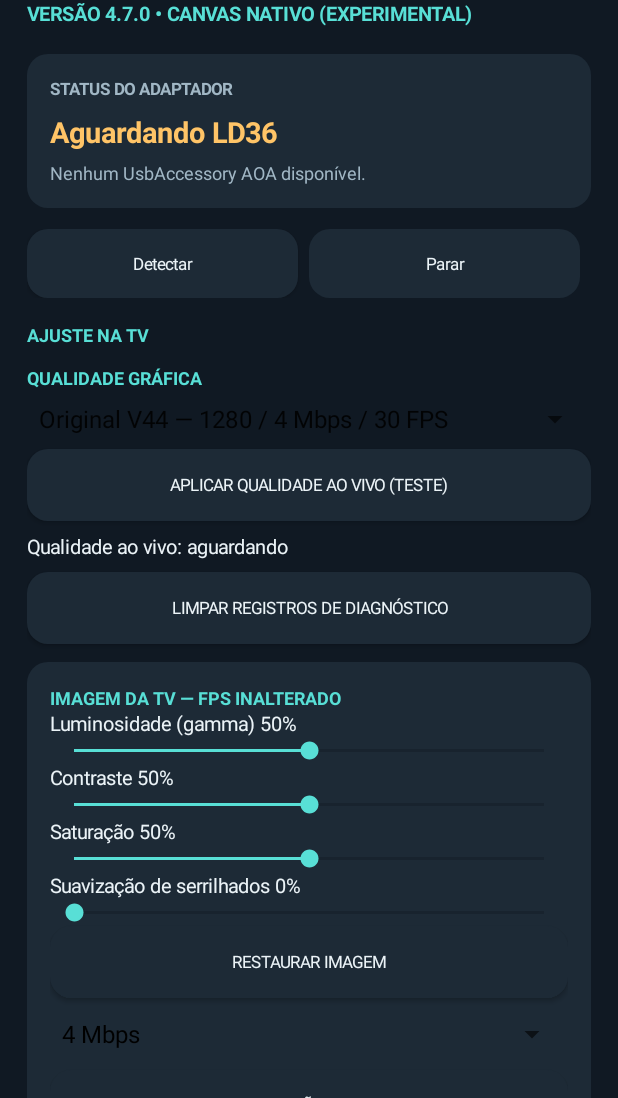
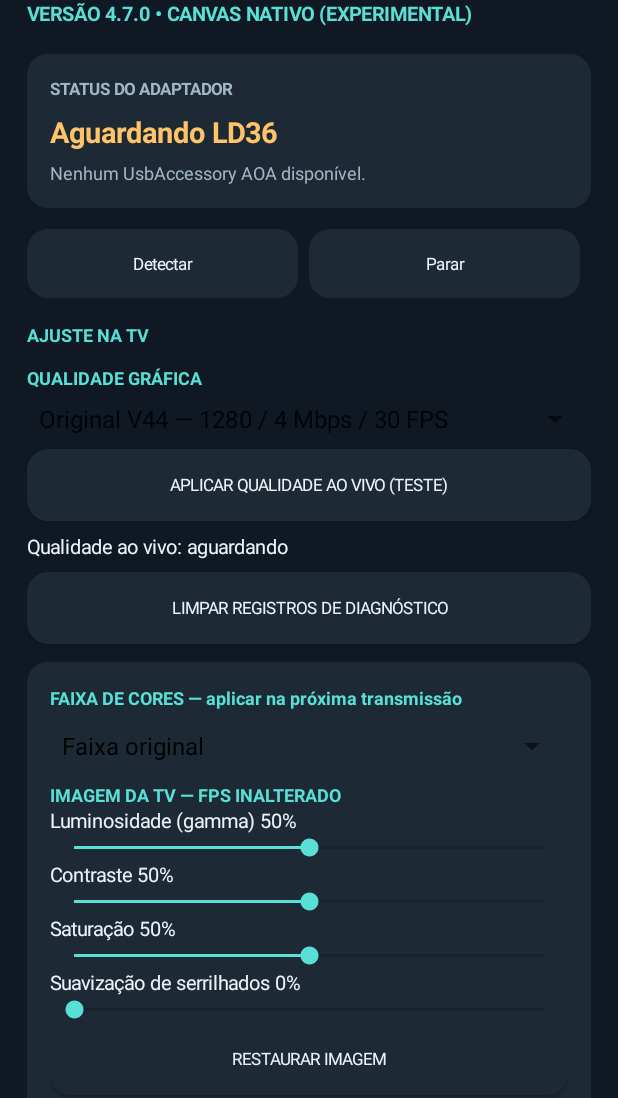
Before and after one commit to amorim220-design/NURA-LD36-Diagnostic, an Android app: the screen it shows after launch (MainActivity), on a phone screen of 412 x 824 dp, the part 138-1236 px from its top. Run offline under Robolectric (Android 15) with nearby library versions, the phone set to English and light mode, and no system bars.

Commit message:
V54 selectable experimental H264 color range

```diff
--- a/app/src/main/java/com/nura/ld36diagnostic/MainActivity.java
+++ b/app/src/main/java/com/nura/ld36diagnostic/MainActivity.java
@@ -464,6 +464,15 @@ public final class MainActivity extends Activity {
             startService(change);
         });
         LinearLayout imageCard = columnCard();
+        Spinner range = new Spinner(this);
+        range.setAdapter(new ArrayAdapter<String>(this,android.R.layout.simple_spinner_dropdown_item,new String[]{"Faixa original","BT.709 limitada","BT.709 completa"}));
+        range.setSelection(getPreferences(0).getInt("color_range",0));
+        imageCard.addView(text("FAIXA DE CORES — aplicar na próxima transmissão",12,ACCENT,Typeface.BOLD));
+        imageCard.addView(range);
+        range.setOnItemSelectedListener(new android.widget.AdapterView.OnItemSelectedListener(){
+            public void onItemSelected(android.widget.AdapterView<?> p,android.view.View v,int pos,long id){getPreferences(0).edit().putInt("color_range",pos).apply();}
+            public void onNothingSelected(android.widget.AdapterView<?> p){}
+        });
         addToRoot(root,imageCard,12);
         imageCard.addView(text("IMAGEM DA TV — FPS INALTERADO",12,ACCENT,Typeface.BOLD));
         final int[] imageValues = {50,50,50,0};
@@ -895,6 +904,7 @@ public final class MainActivity extends Activity {
                 Intent intent = new Intent(this, MirrorProjectionService.class);
                 intent.setAction(MirrorProjectionService.ACTION_START);
                 intent.putExtra("quality_profile", autoConsentHybridSelected ? sessionQuality : 0);
+                intent.putExtra("color_range",getPreferences(0).getInt("color_range",0));
                 intent.putExtra(MirrorProjectionService.EXTRA_RESULT, projectionResult);
                 intent.putExtra(MirrorProjectionService.EXTRA_DATA, projectionConsent);
                 intent.putExtra(MirrorProjectionService.EXTRA_WIDTH, encoderW);
```
